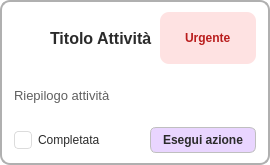
Above: src/model/cardattivita.ui from antotuf06/Progetto-PaO2026 before the change. Below: the same form after it.
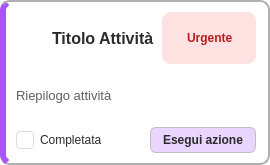
That is the form after the change. Icons and pictures are not drawn.

Patch:
```diff
--- a/src/model/cardattivita.ui
+++ b/src/model/cardattivita.ui
@@ -32,6 +32,7 @@
    <string notr="true">#CardAttivita {
     background-color: #ffffff;
     border: 2px solid #b0b0b0;
+    border-left: 6px solid #a855f7;
     border-radius: 10px;
 }</string>
   </property>
@@ -43,7 +44,7 @@
   </property>
   <layout class="QVBoxLayout" name="cardLayout">
    <property name="leftMargin">
-    <number>12</number>
+    <number>10</number>
    </property>
    <property name="topMargin">
     <number>10</number>
```
